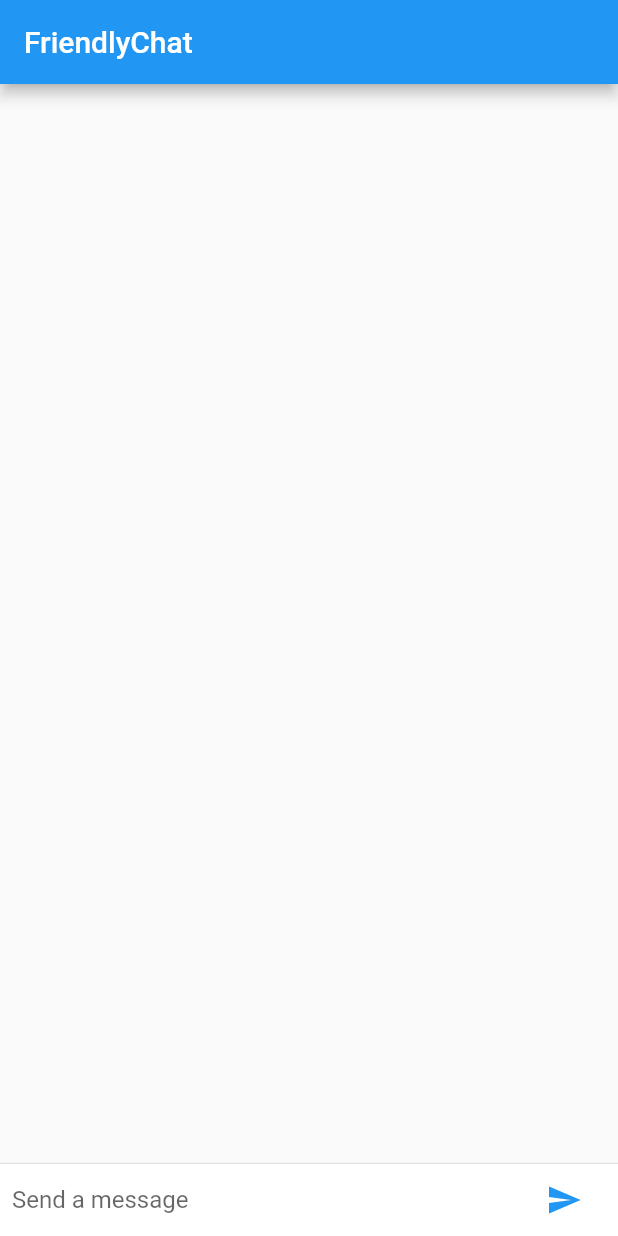
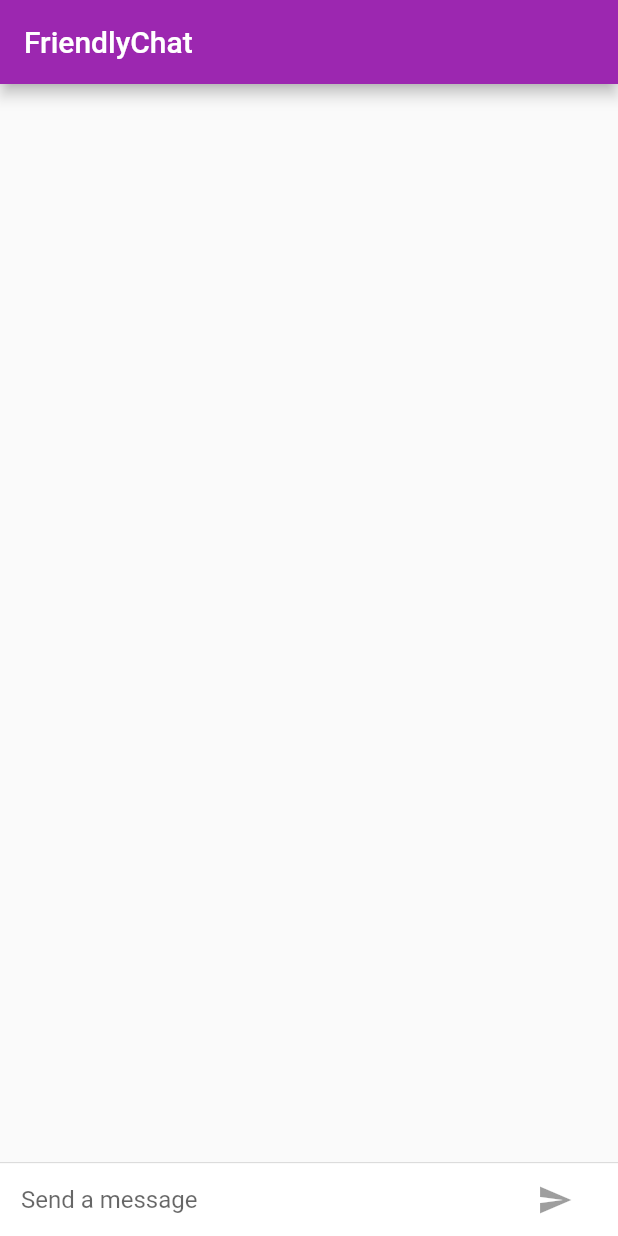
Before and after one commit to paullronaldo/flutter-friendly-chat, a Flutter app: the screen it shows after launch, on a phone screen of 412 x 824 dp. Run offline on Flutter 3.47's test engine with Material 2 defaults, Android fonts, the phone set to English and light mode, and no system bars.

Commit message:
Apply Finishing Touches

```diff
--- a/lib/main.dart
+++ b/lib/main.dart
@@ -1,4 +1,6 @@
 import 'package:flutter/material.dart';
+import 'package:flutter/foundation.dart';
+import 'package:flutter/cupertino.dart';
 
 void main() {
   runApp(
@@ -6,16 +8,26 @@ void main() {
   );
 }
 
+final ThemeData kIOSTheme = ThemeData(
+  primarySwatch: Colors.orange,
+  primaryColor: Colors.grey[100],
+  primaryColorBrightness: Brightness.light,
+);
+
+final ThemeData kDefaultTheme = ThemeData(
+  colorScheme: ColorScheme.fromSwatch(primarySwatch: Colors.purple)
+      .copyWith(secondary: Colors.orangeAccent[400]),
+);
+
 class FriendlyChatApp extends StatelessWidget {
-  const FriendlyChatApp({
-    Key? key,
-  }) : super(key: key);
-
   @override
   Widget build(BuildContext context) {
     return MaterialApp(
       title: 'FriendlyChat',
-      home: ChatScreen(),
+      theme: defaultTargetPlatform == TargetPlatform.iOS
+          ? kIOSTheme
+          : kDefaultTheme,
+      home: const ChatScreen(),
     );
   }
 }
@@ -46,15 +58,17 @@ class ChatMessage extends StatelessWidget {
               margin: const EdgeInsets.only(right: 16.0),
               child: CircleAvatar(child: Text(_name[0])),
             ),
-            Column(
+            Expanded(
+              child: Column(
                 crossAxisAlignment: CrossAxisAlignment.start,
                 children: [
-                Text(_name, style: Theme.of(context).textTheme.headline4),
+                  Text(_name, style: Theme.of(context).textTheme.bodyText1),
                   Container(
                     margin: const EdgeInsets.only(top: 5.0),
                     child: Text(text),
                   ),
                 ],
+              ),
             ),
           ],
         ),
@@ -74,6 +88,7 @@ class _ChatScreenState extends State<ChatScreen> with TickerProviderStateMixin {
   final List<ChatMessage> _messages = [];
   final _textController = TextEditingController();
   final FocusNode _focusNode = FocusNode();
+  bool _isComposing = false;
 
   @override
   void dispose() {
@@ -85,6 +100,10 @@ class _ChatScreenState extends State<ChatScreen> with TickerProviderStateMixin {
 
   void _handleSubmitted(String text) {
     _textController.clear();
+    setState(() {
+      _isComposing = false;
+    });
+
     var message = ChatMessage(
       text: text,
       animationController: AnimationController(
@@ -104,8 +123,10 @@ class _ChatScreenState extends State<ChatScreen> with TickerProviderStateMixin {
     return Scaffold(
       appBar: AppBar(
         title: Text('FriendlyChat'),
+        elevation: Theme.of(context).platform == TargetPlatform.iOS ? 0.0 : 4.0,
       ),
-      body: Column(
+      body: Container(
+        child: Column(
           children: [
             Flexible(
               child: ListView.builder(
@@ -115,12 +136,20 @@ class _ChatScreenState extends State<ChatScreen> with TickerProviderStateMixin {
                 itemCount: _messages.length,
               ),
             ),
-          const Divider(height: 1.0),
+            const Divider(height: 2.0),
             Container(
               decoration: BoxDecoration(color: Theme.of(context).cardColor),
               child: _buildTextComposer(),
             ),
           ],
+        ),
+        decoration: Theme.of(context).platform == TargetPlatform.iOS
+            ? BoxDecoration(
+                border: Border(
+                  top: BorderSide(color: Colors.grey[200]!),
+                ),
+              )
+            : null,
       ),
     );
   }
@@ -129,13 +158,18 @@ class _ChatScreenState extends State<ChatScreen> with TickerProviderStateMixin {
     return IconTheme(
       data: IconThemeData(color: Theme.of(context).colorScheme.secondary),
       child: Container(
-        margin: const EdgeInsets.symmetric(horizontal: 8.0),
+        margin: const EdgeInsets.symmetric(horizontal: 14.0),
         child: Row(
           children: [
             Flexible(
               child: TextField(
                 controller: _textController,
-                onSubmitted: _handleSubmitted,
+                onChanged: (text) {
+                  setState(() {
+                    _isComposing = text.isNotEmpty;
+                  });
+                },
+                onSubmitted: _isComposing ? _handleSubmitted : null,
                 decoration:
                     const InputDecoration.collapsed(hintText: 'Send a message'),
                 focusNode: _focusNode,
@@ -143,10 +177,19 @@ class _ChatScreenState extends State<ChatScreen> with TickerProviderStateMixin {
             ),
             Container(
                 margin: const EdgeInsets.symmetric(horizontal: 4.0),
-              child: IconButton(
+                child: Theme.of(context).platform == TargetPlatform.iOS
+                    ? CupertinoButton(
+                        child: const Text('Send'),
+                        onPressed: _isComposing
+                            ? () => _handleSubmitted(_textController.text)
+                            : null,
+                      )
+                    : IconButton(
                         icon: const Icon(Icons.send),
-                  onPressed: () => _handleSubmitted(_textController.text)),
-            )
+                        onPressed: _isComposing
+                            ? () => _handleSubmitted(_textController.text)
+                            : null,
+                      ))
           ],
         ),
       ),
```
Lines whose indentation alone changed are shown as unchanged.
